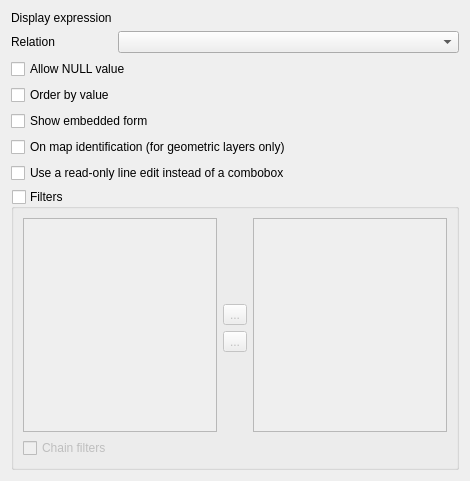
nextgis/nextgisqgis, file src/ui/editorwidgets/qgsrelationreferenceconfigdlgbase.ui: the form before one commit.
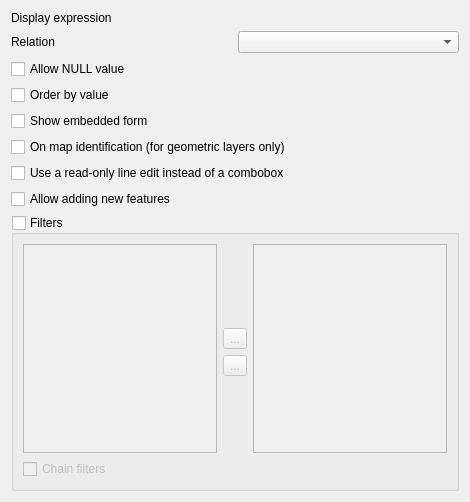
The form after the commit. Icons and pictures are not drawn. Custom widgets are drawn as their Qt base class.

What changed in the file:
```diff
--- a/src/ui/editorwidgets/qgsrelationreferenceconfigdlgbase.ui
+++ b/src/ui/editorwidgets/qgsrelationreferenceconfigdlgbase.ui
@@ -7,72 +7,69 @@
     <x>0</x>
     <y>0</y>
     <width>470</width>
-    <height>481</height>
+    <height>502</height>
    </rect>
   </property>
   <property name="windowTitle">
    <string>Dialog</string>
   </property>
-  <layout class="QFormLayout" name="formLayout">
-   <property name="fieldGrowthPolicy">
-    <enum>QFormLayout::AllNonFixedFieldsGrow</enum>
-   </property>
-   <item row="0" column="0">
-    <widget class="QLabel" name="label">
+  <layout class="QGridLayout" name="gridLayout_2">
+   <item row="4" column="0" colspan="2">
+    <widget class="QCheckBox" name="mCbxShowForm">
      <property name="text">
-      <string>Display expression</string>
-     </property>
-    </widget>
-   </item>
-   <item row="0" column="1">
-    <widget class="QgsFieldExpressionWidget" name="mExpressionWidget" native="true"/>
-   </item>
-   <item row="1" column="0">
-    <widget class="QLabel" name="label_2">
-     <property name="text">
-      <string>Relation</string>
+      <string>Show embedded form</string>
      </property>
     </widget>
    </item>
    <item row="1" column="1">
     <widget class="QComboBox" name="mComboRelation"/>
    </item>
-   <item row="6" column="0" colspan="2">
+   <item row="2" column="0" colspan="2">
     <widget class="QCheckBox" name="mCbxAllowNull">
      <property name="text">
       <string>Allow NULL value</string>
      </property>
     </widget>
    </item>
-   <item row="8" column="0" colspan="2">
-    <widget class="QCheckBox" name="mCbxShowForm">
-     <property name="text">
-      <string>Show embedded form</string>
-     </property>
-    </widget>
-   </item>
-   <item row="9" column="0" colspan="2">
-    <widget class="QCheckBox" name="mCbxMapIdentification">
-     <property name="text">
-      <string>On map identification (for geometric layers only)</string>
-     </property>
-    </widget>
-   </item>
-   <item row="10" column="0" colspan="2">
+   <item row="6" column="0" colspan="2">
     <widget class="QCheckBox" name="mCbxReadOnly">
      <property name="text">
       <string>Use a read-only line edit instead of a combobox</string>
      </property>
     </widget>
    </item>
-   <item row="7" column="0" colspan="2">
+   <item row="0" column="1">
+    <widget class="QgsFieldExpressionWidget" name="mExpressionWidget" native="true"/>
+   </item>
+   <item row="1" column="0">
+    <widget class="QLabel" name="label_2">
+     <property name="text">
+      <string>Relation</string>
+     </property>
+    </widget>
+   </item>
+   <item row="3" column="0">
     <widget class="QCheckBox" name="mCbxOrderByValue">
      <property name="text">
       <string>Order by value</string>
      </property>
     </widget>
    </item>
-   <item row="11" column="0" colspan="2">
+   <item row="5" column="0" colspan="2">
+    <widget class="QCheckBox" name="mCbxMapIdentification">
+     <property name="text">
+      <string>On map identification (for geometric layers only)</string>
+     </property>
+    </widget>
+   </item>
+   <item row="0" column="0">
+    <widget class="QLabel" name="label">
+     <property name="text">
+      <string>Display expression</string>
+     </property>
+    </widget>
+   </item>
+   <item row="8" column="0" colspan="2">
     <widget class="QgsCollapsibleGroupBox" name="mFilterGroupBox">
      <property name="title">
       <string>Filters</string>
@@ -151,21 +148,28 @@
      </layout>
     </widget>
    </item>
+   <item row="7" column="0" colspan="2">
+    <widget class="QCheckBox" name="mCbxAllowAddFeatures">
+     <property name="text">
+      <string>Allow adding new features</string>
+     </property>
+    </widget>
+   </item>
   </layout>
  </widget>
  <customwidgets>
-  <customwidget>
-   <class>QgsFieldExpressionWidget</class>
-   <extends>QWidget</extends>
-   <header>qgsfieldexpressionwidget.h</header>
-   <container>1</container>
-  </customwidget>
   <customwidget>
    <class>QgsCollapsibleGroupBox</class>
    <extends>QGroupBox</extends>
    <header>qgscollapsiblegroupbox.h</header>
    <container>1</container>
   </customwidget>
+  <customwidget>
+   <class>QgsFieldExpressionWidget</class>
+   <extends>QWidget</extends>
+   <header>qgsfieldexpressionwidget.h</header>
+   <container>1</container>
+  </customwidget>
  </customwidgets>
  <tabstops>
   <tabstop>mComboRelation</tabstop>
```
